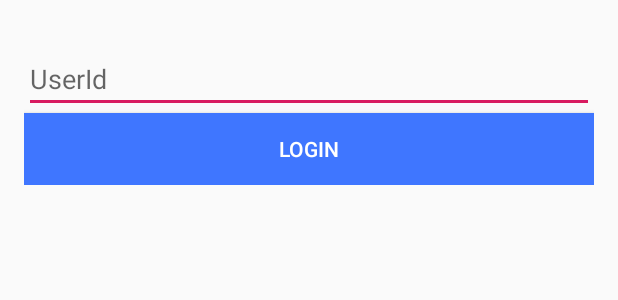
After one commit to 218592/janNikodem, an Android app: the layout activity_log_in.xml on its own in the app's theme, with its tools: preview values and no code run, on a phone screen of 412 x 824 dp. The commit adds this screen. Shown: the top 300 px of the screen. Run offline under Robolectric (Android 15) with nearby library versions, the phone set to English and light mode, and no system bars.

Commit message:
LogIn screen added

```diff
--- a/triazystaApp/app/build.gradle
+++ b/triazystaApp/app/build.gradle
@@ -23,6 +23,8 @@ dependencies {
     implementation 'com.android.support:appcompat-v7:27.1.1'
     implementation 'com.google.android.gms:play-services-maps:16.1.0'
     implementation "com.google.android.gms:play-services-location:15.0.1"
+    implementation 'com.android.support:design:27.1.1'
+    implementation 'com.android.support.constraint:constraint-layout:1.1.3'
     testImplementation 'junit:junit:4.12'
     androidTestImplementation 'com.android.support.test:runner:1.0.2'
     androidTestImplementation 'com.android.support.test.espresso:espresso-core:3.0.2'
--- /dev/null
+++ b/triazystaApp/app/src/main/res/layout/activity_log_in.xml
@@ -0,0 +1,32 @@
+<?xml version="1.0" encoding="utf-8"?>
+<RelativeLayout xmlns:android="http://schemas.android.com/apk/res/android"
+    xmlns:tools="http://schemas.android.com/tools"
+    android:layout_width="match_parent"
+    android:layout_height="match_parent"
+    tools:context=".LogInActivity">
+
+    <LinearLayout
+        android:layout_width="match_parent"
+        android:layout_height="wrap_content"
+        android:layout_centerHorizontal="true"
+        android:layout_marginLeft="16dp"
+        android:layout_marginRight="16dp"
+        android:orientation="vertical">
+
+        <EditText
+            android:id="@+id/username"
+            android:layout_width="match_parent"
+            android:layout_height="wrap_content"
+            android:layout_marginTop="30dp"
+            android:hint="UserId" />
+
+        <Button
+            android:id="@+id/login"
+            android:layout_width="match_parent"
+            android:layout_height="wrap_content"
+            android:background="#3f76ff"
+            android:text="Login"
+            android:textColor="#fff" />
+
+    </LinearLayout>
+</RelativeLayout>
--- /dev/null
+++ b/triazystaApp/app/src/main/res/values/dimens.xml
@@ -0,0 +1,5 @@
+<resources>
+    <!-- Default screen margins, per the Android Design guidelines. -->
+    <dimen name="activity_horizontal_margin">16dp</dimen>
+    <dimen name="activity_vertical_margin">16dp</dimen>
+</resources>
```
Also changed, not shown: triazystaApp/app/src/main/AndroidManifest.xml (+12 -8 lines), triazystaApp/app/src/main/java/com/example/triazystaapp/LogInActivity.java (added, +36 -0 lines), triazystaApp/app/src/main/java/com/example/triazystaapp/MapsActivity.java (+7 -0 lines), triazystaApp/app/src/main/res/values/strings.xml (+13 -0 lines).
